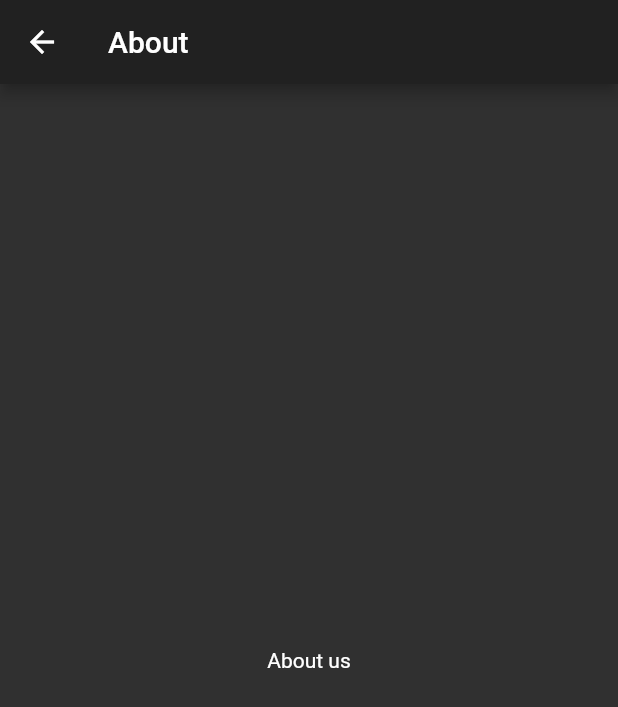
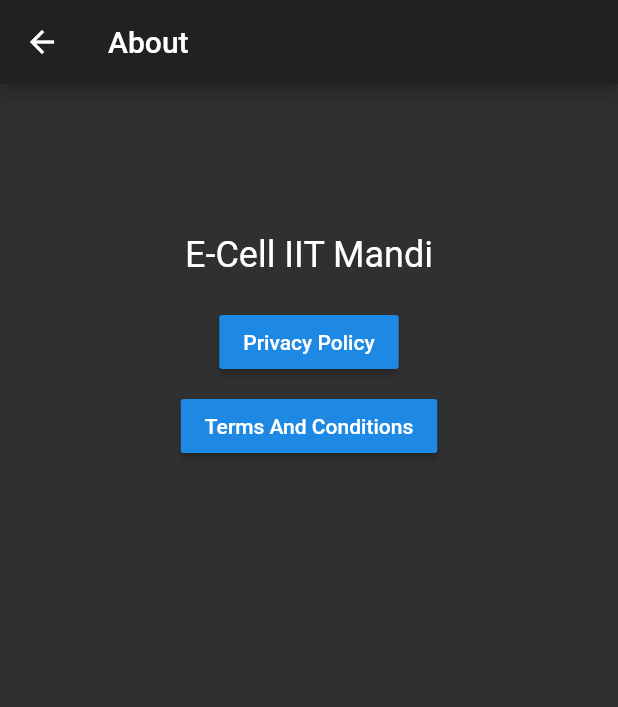
Before and after one commit to E-Cell-IITMandi/E-Cell-Contests, a Flutter app: the About screen opened directly, on a phone screen of 412 x 824 dp. Shown: the top 707 px of the screen. Run offline on Flutter 3.47's test engine with Material 2 defaults, Android fonts, the phone set to English and light mode, and no system bars; our stand-ins replace cloud_firestore, firebase_auth, firebase_core, google_sign_in; accounts and stored records are empty.

Commit message:
Added about

```diff
--- a/lib/About.dart
+++ b/lib/About.dart
@@ -1,5 +1,6 @@
 import 'package:flutter/material.dart';
 import 'package:flutter/widgets.dart';
+import 'package:url_launcher/url_launcher.dart';
 
 class About extends StatelessWidget {
   const About({Key key}) : super(key: key);
@@ -11,8 +12,45 @@
         title: Text('About'),
       ),
       body: Center(
-        child: Text('About us'),
+        child: Container(
+          height: 600.0,
+          child: Column(
+            children: [
+              Container(
+                padding: EdgeInsets.symmetric(horizontal: 12.0, vertical: 16.0),
+                child: Text(
+                  'E-Cell IIT Mandi',
+                  style: TextStyle(fontSize: 24.0),
+                ),
+              ),
+              Container(
+                padding: EdgeInsets.symmetric(horizontal: 12.0, vertical: 4.0),
+                child: RaisedButton(
+                  child: Text('Privacy Policy'),
+                  onPressed: () => _launchURL(
+                      'https://ecell.iitmandi.co.in/register/privacy-policy.html'),
+                ),
+              ),
+              Container(
+                padding: EdgeInsets.symmetric(horizontal: 12.0, vertical: 4.0),
+                child: RaisedButton(
+                  child: Text('Terms And Conditions'),
+                  onPressed: () => _launchURL(
+                      'https://ecell.iitmandi.co.in/register/terms-conditions.html'),
+                ),
+              ),
+            ],
+          ),
+        ),
       ),
     );
   }
+
+  _launchURL(String url) async {
+    if (await canLaunch(url)) {
+      await launch(url);
+    } else {
+      throw 'Could not launch $url';
+    }
+  }
 }
--- a/pubspec.yaml
+++ b/pubspec.yaml
@@ -27,6 +27,7 @@
   cloud_firestore: "0.14.1+1"
   firebase_auth: ^0.18.0+1
   google_sign_in: ^4.5.3
+  url_launcher: ^5.7.7
 
   # The following adds the Cupertino Icons font to your application.
   # Use with the CupertinoIcons class for iOS style icons.
```
Also changed, not shown: pubspec.lock.
